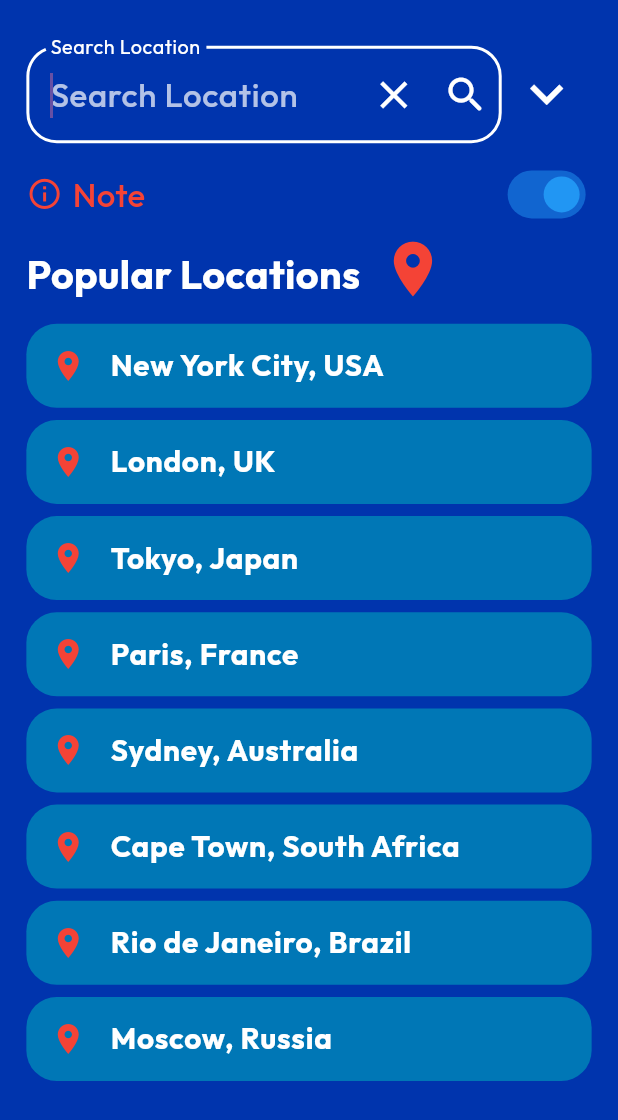
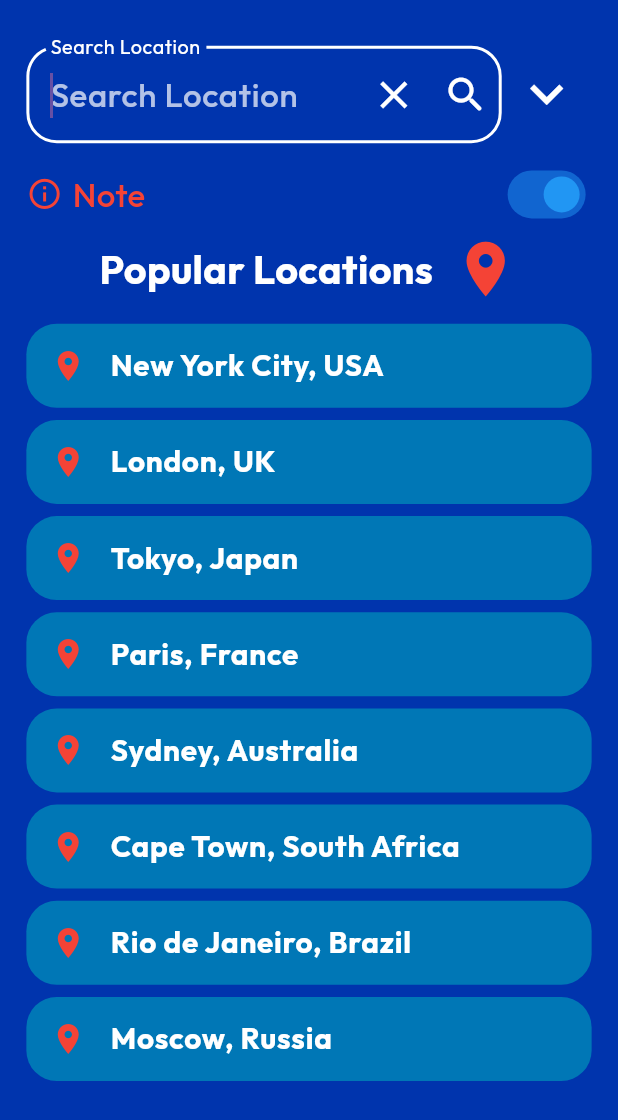
Before and after one commit to 1Shibam/my_weather_reader, a Flutter app: the SearchScreen screen opened by its route, on a phone screen of 412 x 824 dp. Shown: the top 1120 px of the screen. Run offline on Flutter 3.47's test engine with Material 3 defaults, Android fonts, the phone set to English and light mode, and no system bars; our stand-ins replace dio, flutter_riverpod, flutter_screenutil, geolocator, go_router, riverpod and 3 more; accounts and stored records are empty.

Commit message:
populat text widget update

```diff
--- a/lib/Widgets/popular_locations_text.dart
+++ b/lib/Widgets/popular_locations_text.dart
@@ -1,7 +1,6 @@
 import 'package:flutter/material.dart';
 
 import 'package:flutter_screenutil/flutter_screenutil.dart';
-
 
 import 'package:my_weather_reader/themes/text_styles.dart';
 
@@ -10,11 +9,8 @@ class PopularLocationsText extends StatelessWidget {
 
   @override
   Widget build(BuildContext context) {
-    return Column(
-      crossAxisAlignment: CrossAxisAlignment.start,
-      children: [
-        Row(
-          crossAxisAlignment: CrossAxisAlignment.end,
+    return Row(
+      mainAxisAlignment: MainAxisAlignment.center,
       children: [
         Text(
           'Popular Locations',
@@ -27,8 +23,6 @@ class PopularLocationsText extends StatelessWidget {
           size: 40.spMax,
         )
       ],
-        ),
-      ],
     );
   }
 }
```
Lines whose indentation alone changed are shown as unchanged.
